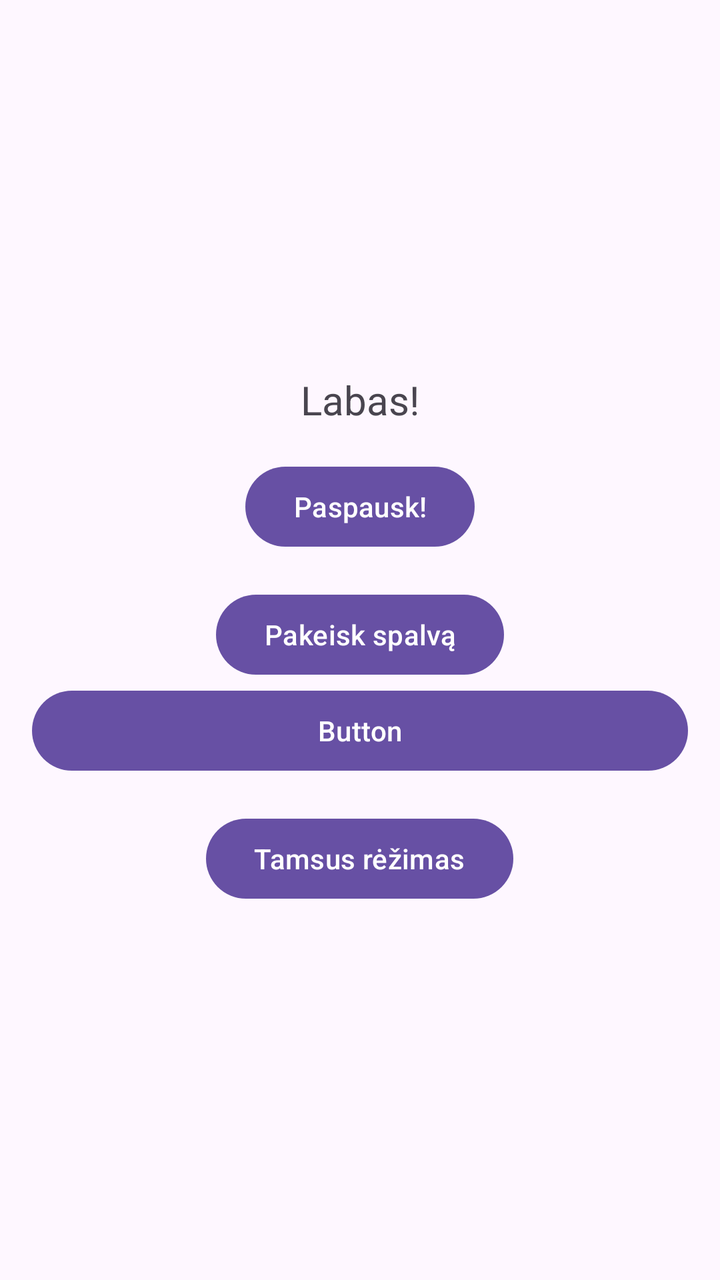
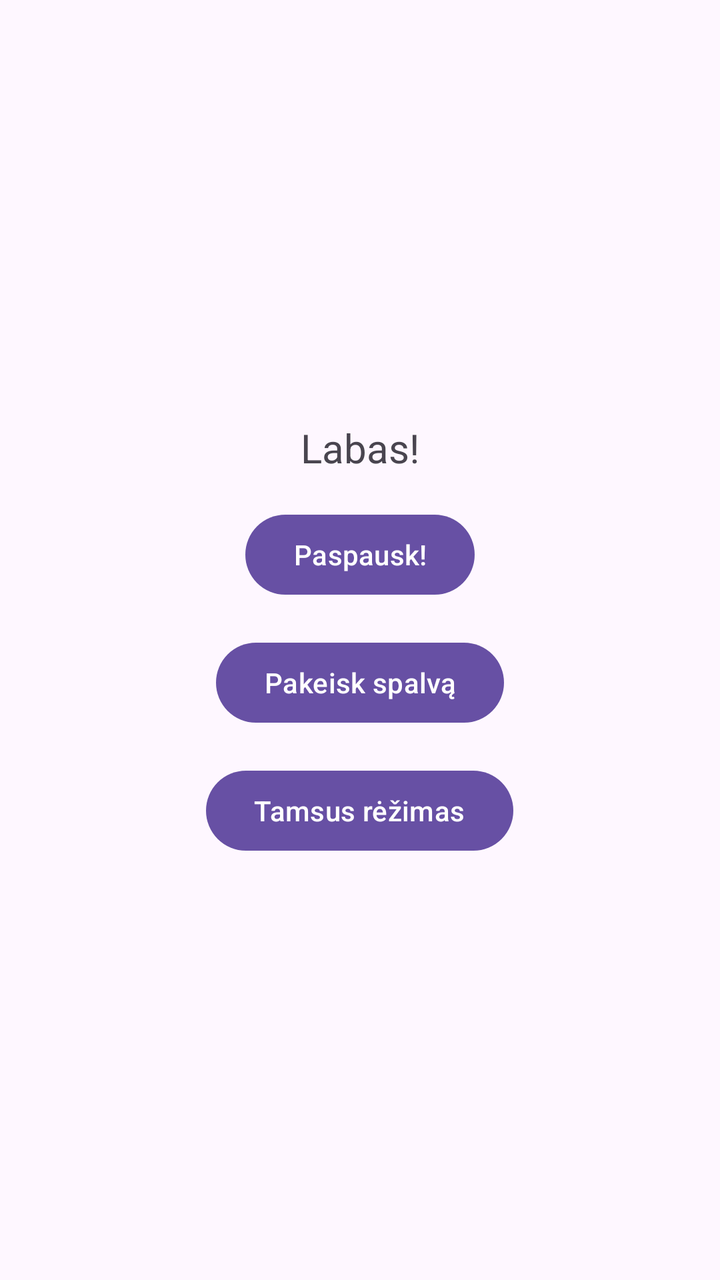

Compare the two renders of this Android layout. The source of the first and the diff that turns it into the second are given below.
<!-- AndroidManifest.xml: application theme Theme.KIETASAPP -->
<!-- res/layout/activity_main.xml -->
<?xml version="1.0" encoding="utf-8"?>
<androidx.constraintlayout.widget.ConstraintLayout xmlns:android="http://schemas.android.com/apk/res/android"
    xmlns:app="http://schemas.android.com/apk/res-auto"
    xmlns:tools="http://schemas.android.com/tools"
    android:id="@+id/main"
    android:layout_width="match_parent"
    android:layout_height="match_parent"
    tools:context=".MainActivity">

    <LinearLayout
        android:id="@+id/mainLayout"
        android:layout_width="match_parent"
        android:layout_height="match_parent"
        android:gravity="center"
        android:orientation="vertical"
        android:padding="16dp">

        <TextView
            android:id="@+id/myTextView"
            android:layout_width="wrap_content"
            android:layout_height="wrap_content"
            android:text="Labas!"
            android:textSize="20sp" />

        <Button
            android:id="@+id/myButton"
            android:layout_width="wrap_content"
            android:layout_height="wrap_content"
            android:layout_marginTop="16dp"
            android:text="Paspausk!" />

        <Button
            android:id="@+id/colorButton"
            android:layout_width="wrap_content"
            android:layout_height="wrap_content"
            android:layout_marginTop="16dp"
            android:text="Pakeisk spalvą" />

        <Button
            android:id="@+id/button"
            android:layout_width="match_parent"
            android:layout_height="wrap_content"
            android:text="Button" />

        <Button
            android:id="@+id/darkModeButton"
            android:layout_width="wrap_content"
            android:layout_height="wrap_content"
            android:layout_marginTop="16dp"
            android:text="Tamsus rėžimas" />

    </LinearLayout>
</androidx.constraintlayout.widget.ConstraintLayout>
<!-- resources referenced by this layout -->
<resources>
  <style name="Theme.KIETASAPP" parent="Base.Theme.KIETASAPP" />
  <style name="Base.Theme.KIETASAPP" parent="Theme.Material3.DayNight.NoActionBar">
          
          
      </style>
</resources>

<!-- the commit's change to res/layout/activity_main.xml (unified diff, before → after) -->
@@ -23,27 +23,21 @@
             android:textSize="20sp" />
 
         <Button
-            android:id="@+id/myButton"
+            android:id="@+id/btnChangeText"
             android:layout_width="wrap_content"
             android:layout_height="wrap_content"
             android:layout_marginTop="16dp"
             android:text="Paspausk!" />
 
         <Button
-            android:id="@+id/colorButton"
+            android:id="@+id/btnChangeColor"
             android:layout_width="wrap_content"
             android:layout_height="wrap_content"
             android:layout_marginTop="16dp"
             android:text="Pakeisk spalvą" />
 
         <Button
-            android:id="@+id/button"
-            android:layout_width="match_parent"
-            android:layout_height="wrap_content"
-            android:text="Button" />
-
-        <Button
-            android:id="@+id/darkModeButton"
+            android:id="@+id/btnDarkMode"
             android:layout_width="wrap_content"
             android:layout_height="wrap_content"
             android:layout_marginTop="16dp"
